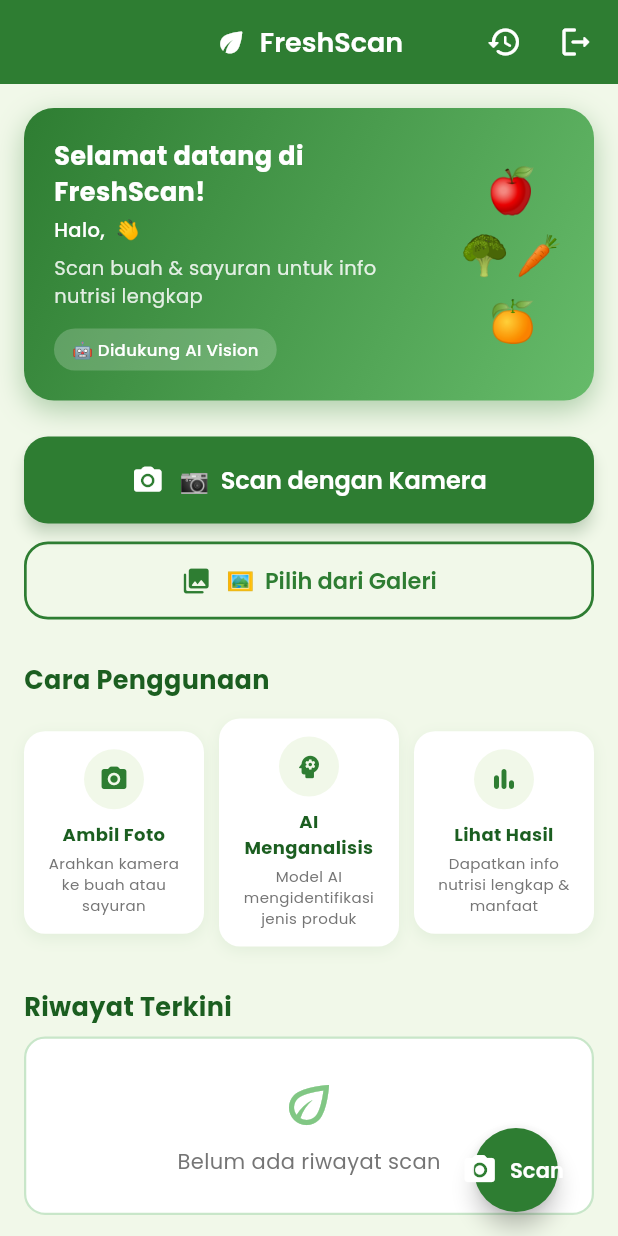
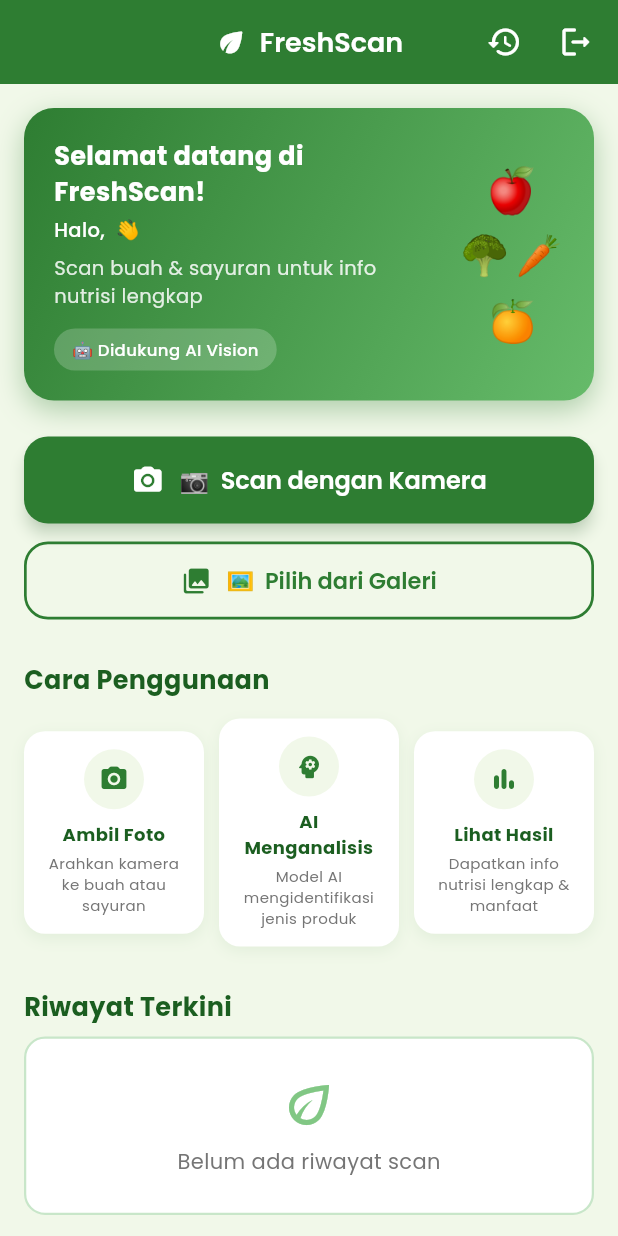
Before and after one commit to josapratama/freshscan-flutter, a Flutter app: the screen it shows once a user with an empty profile is signed in, on a phone screen of 412 x 824 dp. Run offline on Flutter 3.47's test engine with Material 3 defaults, Android fonts, the phone set to English and light mode, and no system bars; drawn by our look-alikes of flutter_animate; our stand-ins replace cloud_firestore, firebase_auth, firebase_core, flutter_dotenv, google_fonts, image_picker; accounts and stored records are empty; generated files the repository leaves out were written again.

Commit message:
fix(ui): remove duplicate FAB on home page
- Remove FloatingActionButton that overlapped history list content
- Reduce bottom padding from 100 to 24 since FAB is removed
- Scan camera button in body is sufficient

```diff
--- a/lib/presentation/pages/home_page.dart
+++ b/lib/presentation/pages/home_page.dart
@@ -97,7 +97,7 @@ class _HomePageState extends State<HomePage> {
       backgroundColor: AppColors.background,
       appBar: _buildAppBar(),
       body: SingleChildScrollView(
-        padding: const EdgeInsets.only(bottom: 100),
+        padding: const EdgeInsets.only(bottom: 24),
         child: Column(
           crossAxisAlignment: CrossAxisAlignment.start,
           children: [
@@ -111,7 +111,7 @@ class _HomePageState extends State<HomePage> {
           ],
         ),
       ),
-      floatingActionButton: _buildFAB(),
+      floatingActionButton: null,
     );
   }
 
@@ -567,16 +567,5 @@ class _HomePageState extends State<HomePage> {
     ).push(MaterialPageRoute(builder: (_) => ResultPage(scanResult: item)));
   }
 
-  // ── FAB ────────────────────────────────────────────────────────────────────
-
-  Widget _buildFAB() {
-    return FloatingActionButton.extended(
-      onPressed: _pickFromCamera,
-      backgroundColor: AppColors.primaryGreen,
-      foregroundColor: Colors.white,
-      elevation: 6,
-      icon: const Icon(Icons.camera_alt_rounded),
-      label: const Text('Scan', style: TextStyle(fontWeight: FontWeight.w600)),
-    );
-  }
+  // ── FAB dihapus karena duplikat dengan tombol Scan di body ────────────────
 }
```
